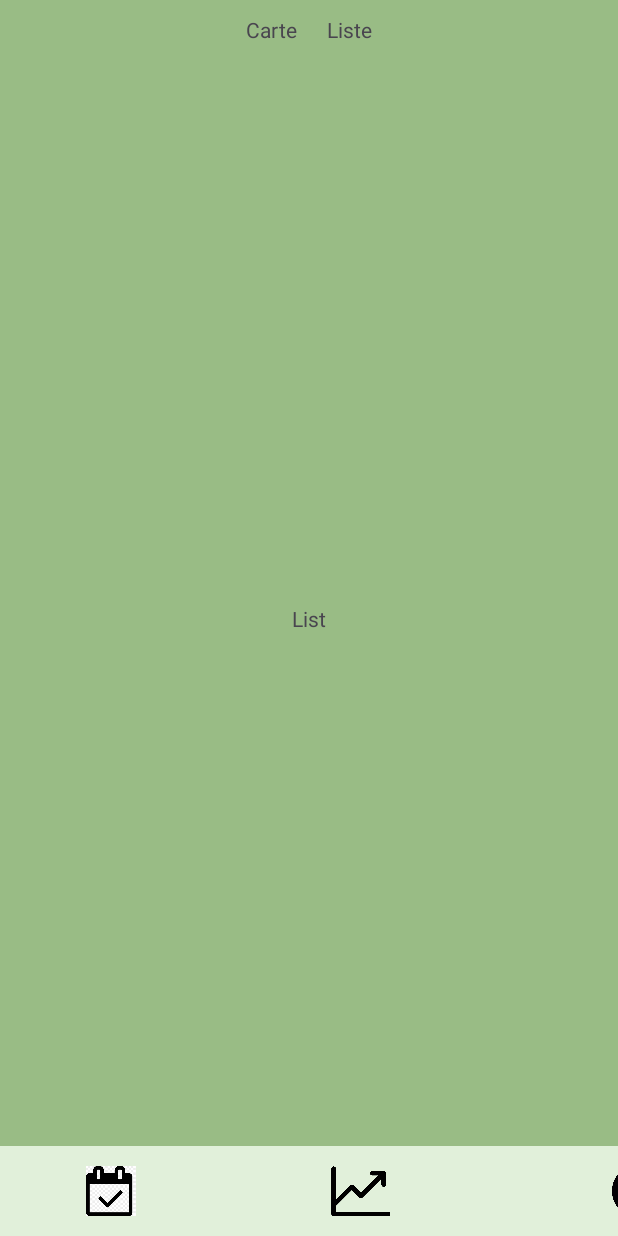
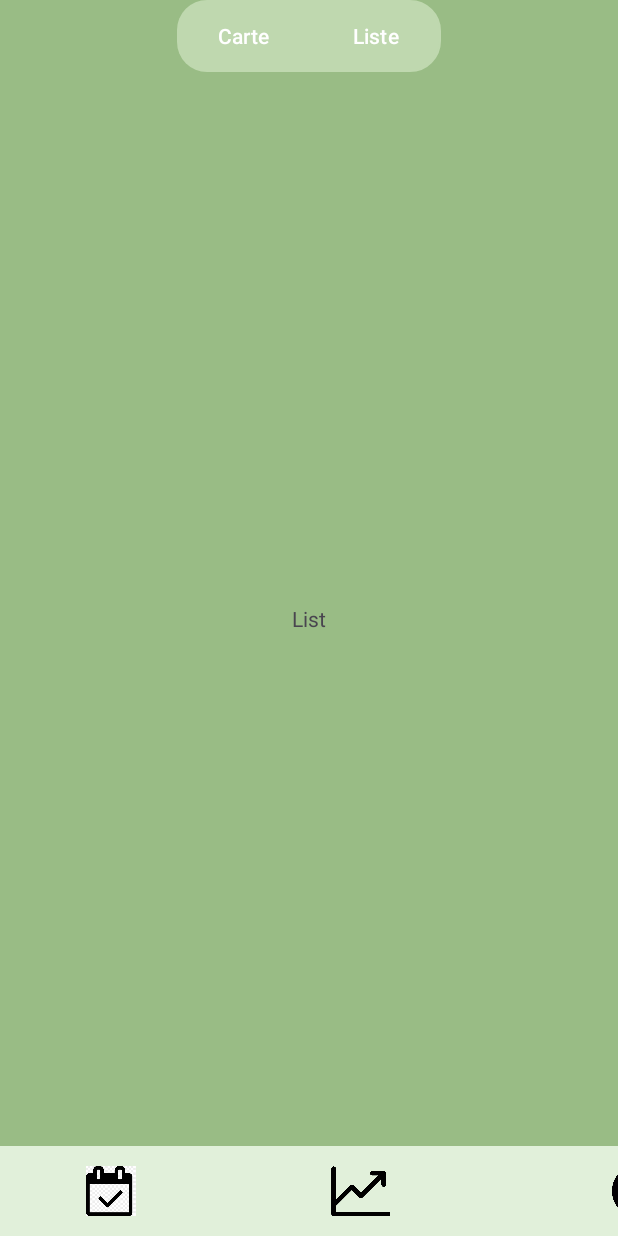
Before and after one commit to deliasTheo/IHM_dechet, an Android app: the fragment SwitchFragment shown on its own in the app's theme, after a tap on "Liste", on a phone screen of 412 x 824 dp. Run offline under Robolectric (Android 15) with nearby library versions, the phone set to English and light mode, and no system bars.

Commit message:
add custom button

```diff
--- /dev/null
+++ b/app/src/main/res/drawable/button_custom_carte.xml
@@ -0,0 +1,6 @@
+<?xml version="1.0" encoding="utf-8"?>
+<shape xmlns:android="http://schemas.android.com/apk/res/android">
+    <corners
+        android:topLeftRadius="20dp"
+        android:bottomLeftRadius="20dp" />
+</shape>
--- /dev/null
+++ b/app/src/main/res/drawable/button_custom_list.xml
@@ -0,0 +1,10 @@
+<?xml version="1.0" encoding="utf-8"?>
+<shape xmlns:android="http://schemas.android.com/apk/res/android">
+    <corners
+        android:topRightRadius="20dp"
+        android:bottomRightRadius="20dp" /> <!-- arrondi côté gauche -->
+    <solid android:color="@color/green"/> <!-- couleur du fond -->
+    <stroke
+        android:width="1dp"
+        android:color="@color/black"/> <!-- bordure -->
+</shape>
--- a/app/src/main/res/layout/fragment_switch.xml
+++ b/app/src/main/res/layout/fragment_switch.xml
@@ -7,20 +7,26 @@
     android:gravity = "center"
 >
 
-    <TextView
+    <Button
         android:id = "@+id/map"
         android:layout_width = "match_parent"
         android:layout_height = "match_parent"
         android:padding = "10dp"
         android:text = "Carte"
+        android:background="@drawable/button_custom_carte"
+        android:theme="@style/Theme.ButtonGreen"
+
     />
 
-    <TextView
+    <Button
         android:id = "@+id/list"
         android:layout_width = "match_parent"
         android:layout_height = "match_parent"
         android:padding = "10dp"
         android:text = "Liste"
-    />
+        android:background="@drawable/button_custom_list"
+        android:theme="@style/Theme.ButtonGreen"
+
+        />
 
 </LinearLayout>
--- a/app/src/main/res/values/themes.xml
+++ b/app/src/main/res/values/themes.xml
@@ -6,4 +6,10 @@
     </style>
 
     <style name="Theme.IHMTD2Déchet" parent="Base.Theme.IHMTD2Déchet" />
+
+    <style name="Theme.ButtonGreen" parent="Base.Widget.AppCompat.Button.Colored">
+        <item name="colorPrimary">@color/green</item>
+    </style>
+
+
 </resources>
```
Also changed, not shown: app/src/main/res/layout/activity_map.xml (+16 -9 lines).
